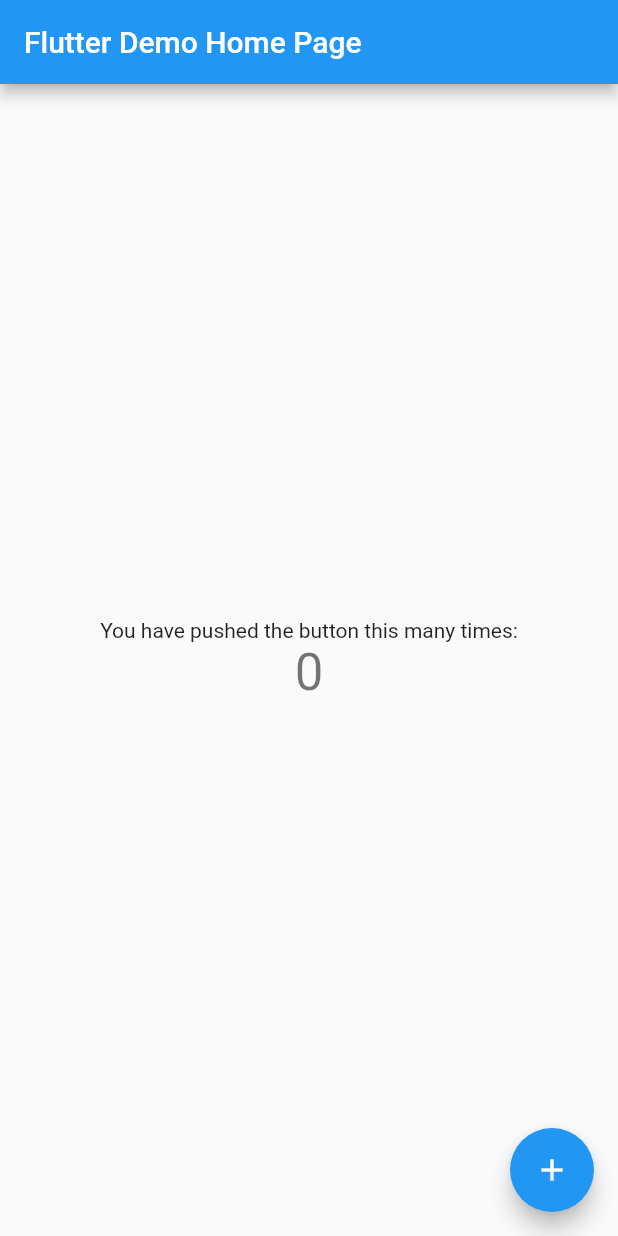
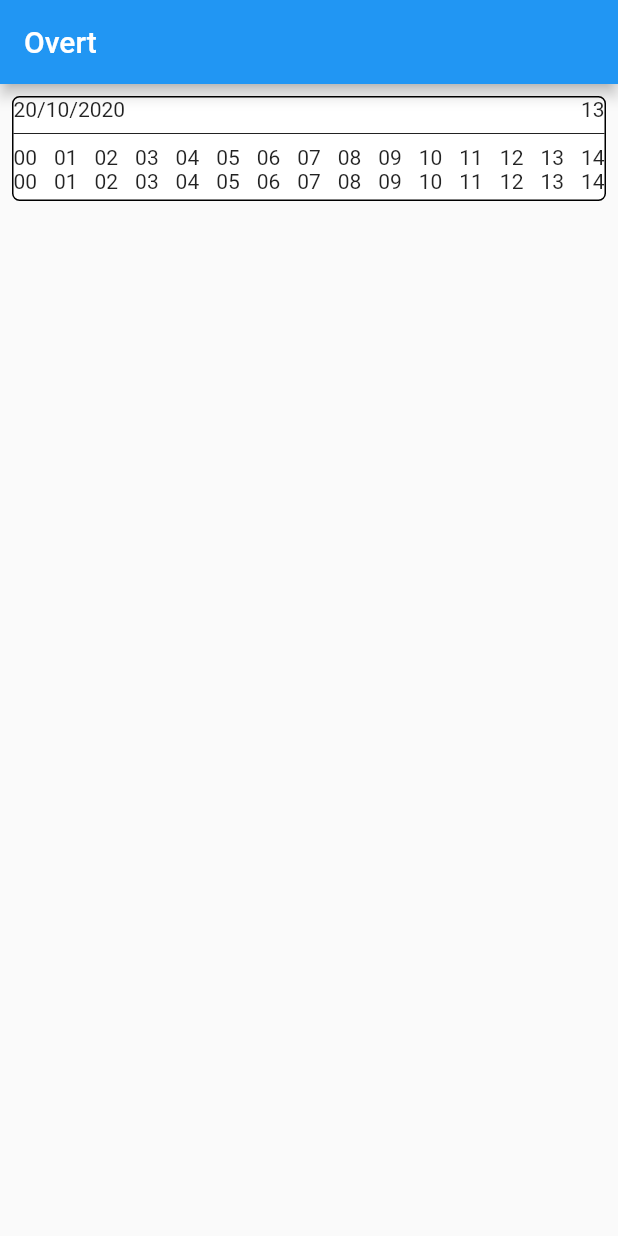
Before and after one commit to raphaellins/overtapp, a Flutter app: the screen it shows after launch, on a phone screen of 412 x 824 dp. Run offline on Flutter 3.47's test engine with Material 2 defaults, Android fonts, the phone set to English and light mode, and no system bars.

```diff
--- a/lib/main.dart
+++ b/lib/main.dart
@@ -1,47 +1,27 @@
 import 'package:flutter/material.dart';
+import 'package:overtapp/utils/NumberUtils.dart';
 
 void main() {
   runApp(MyApp());
 }
 
 class MyApp extends StatelessWidget {
-  // This widget is the root of your application.
   @override
   Widget build(BuildContext context) {
     return MaterialApp(
-      title: 'Flutter Demo',
+      debugShowCheckedModeBanner: false,
+      title: 'Overt',
       theme: ThemeData(
-        // This is the theme of your application.
-        //
-        // Try running your application with "flutter run". You'll see the
-        // application has a blue toolbar. Then, without quitting the app, try
-        // changing the primarySwatch below to Colors.green and then invoke
-        // "hot reload" (press "r" in the console where you ran "flutter run",
-        // or simply save your changes to "hot reload" in a Flutter IDE).
-        // Notice that the counter didn't reset back to zero; the application
-        // is not restarted.
         primarySwatch: Colors.blue,
-        // This makes the visual density adapt to the platform that you run
-        // the app on. For desktop platforms, the controls will be smaller and
-        // closer together (more dense) than on mobile platforms.
         visualDensity: VisualDensity.adaptivePlatformDensity,
       ),
-      home: MyHomePage(title: 'Flutter Demo Home Page'),
+      home: MyHomePage(title: 'Overt'),
     );
   }
 }
 
 class MyHomePage extends StatefulWidget {
   MyHomePage({Key key, this.title}) : super(key: key);
-
-  // This widget is the home page of your application. It is stateful, meaning
-  // that it has a State object (defined below) that contains fields that affect
-  // how it looks.
-
-  // This class is the configuration for the state. It holds the values (in this
-  // case the title) provided by the parent (in this case the App widget) and
-  // used by the build method of the State. Fields in a Widget subclass are
-  // always marked "final".
 
   final String title;
 
@@ -54,64 +34,66 @@ class _MyHomePageState extends State<MyHomePage> {
 
   void _incrementCounter() {
     setState(() {
-      // This call to setState tells the Flutter framework that something has
-      // changed in this State, which causes it to rerun the build method below
-      // so that the display can reflect the updated values. If we changed
-      // _counter without calling setState(), then the build method would not be
-      // called again, and so nothing would appear to happen.
       _counter++;
     });
   }
 
   @override
   Widget build(BuildContext context) {
-    // This method is rerun every time setState is called, for instance as done
-    // by the _incrementCounter method above.
-    //
-    // The Flutter framework has been optimized to make rerunning build methods
-    // fast, so that you can just rebuild anything that needs updating rather
-    // than having to individually change instances of widgets.
     return Scaffold(
       appBar: AppBar(
-        // Here we take the value from the MyHomePage object that was created by
-        // the App.build method, and use it to set our appbar title.
         title: Text(widget.title),
       ),
-      body: Center(
-        // Center is a layout widget. It takes a single child and positions it
-        // in the middle of the parent.
-        child: Column(
-          // Column is also a layout widget. It takes a list of children and
-          // arranges them vertically. By default, it sizes itself to fit its
-          // children horizontally, and tries to be as tall as its parent.
-          //
-          // Invoke "debug painting" (press "p" in the console, choose the
-          // "Toggle Debug Paint" action from the Flutter Inspector in Android
-          // Studio, or the "Toggle Debug Paint" command in Visual Studio Code)
-          // to see the wireframe for each widget.
-          //
-          // Column has various properties to control how it sizes itself and
-          // how it positions its children. Here we use mainAxisAlignment to
-          // center the children vertically; the main axis here is the vertical
-          // axis because Columns are vertical (the cross axis would be
-          // horizontal).
-          mainAxisAlignment: MainAxisAlignment.center,
+      body: Container(
+        child: ListView(
+          padding: const EdgeInsets.all(8),
           children: <Widget>[
-            Text(
-              'You have pushed the button this many times:',
-            ),
-            Text(
-              '$_counter',
-              style: Theme.of(context).textTheme.headline4,
-            ),
+            Container(
+              decoration: BoxDecoration(
+                border: Border.all(),
+                color: Colors.white,
+                borderRadius: BorderRadius.all(Radius.circular(5.0)),
+              ),
+              height: 70,
+              child: Column(
+                children: <Widget>[
+                  Row(
+                    mainAxisAlignment: MainAxisAlignment.spaceBetween,
+                    children: <Widget>[Text("20/10/2020"), Text("13")],
+                  ),
+                  Divider(
+                    color: Colors.black87,
+                  ),
+                  playedBalls(),
+                  sortedBalls()
+                ],
+              ),
+            )
           ],
         ),
       ),
-      floatingActionButton: FloatingActionButton(
-        onPressed: _incrementCounter,
-        tooltip: 'Increment',
-        child: Icon(Icons.add),
-      ), // This trailing comma makes auto-formatting nicer for build methods.
     );
   }
 }
+
+Widget playedBalls() {
+  List<Widget> balls = new List<Widget>();
+  for (var i = 0; i < 15; i++) {
+    String ballNumber = NumberUtils().formatBallNumber(i);
+    balls.add(new Text("$ballNumber"));
+  }
+
+  return Row(
+      mainAxisAlignment: MainAxisAlignment.spaceBetween, children: balls);
+}
+
+Widget sortedBalls() {
+  List<Widget> balls = new List<Widget>();
+  for (var i = 0; i < 15; i++) {
+    String ballNumber = NumberUtils().formatBallNumber(i);
+    balls.add(new Text("$ballNumber"));
+  }
+
+  return Row(
+      mainAxisAlignment: MainAxisAlignment.spaceBetween, children: balls);
+}
--- /dev/null
+++ b/lib/utils/NumberUtils.dart
@@ -0,0 +1,6 @@
+class NumberUtils {
+  String formatBallNumber(int ballNumber) {
+    String ballFormatted = ballNumber.toString().padLeft(2, '0');
+    return ballFormatted;
+  }
+}
```
Also changed, not shown: 1 other file.
